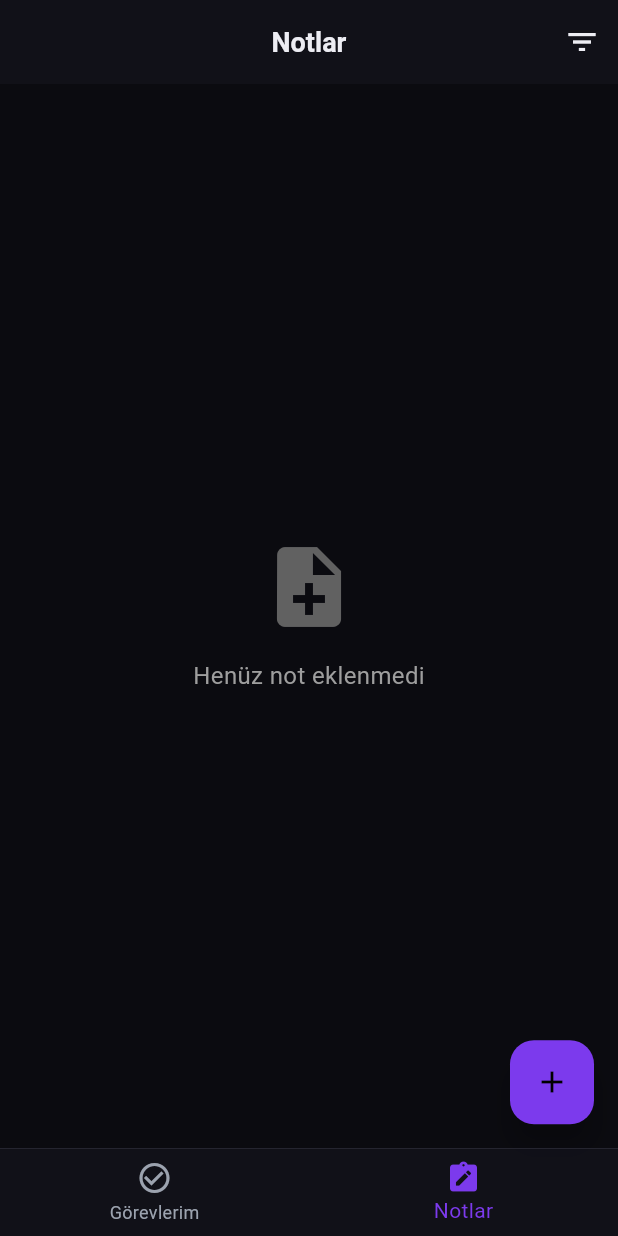
After one commit to Sercan-MERTYUZ/Bluee-APP, a Flutter app: the screen it shows after launch, item 2 of the bottom bar chosen, on a phone screen of 412 x 824 dp. The commit adds this screen. Run offline on Flutter 3.47's test engine with Material 3 defaults, Android fonts, the phone set to English and light mode, and no system bars; our stand-ins replace easy_localization, flutter_local_notifications, flutter_riverpod, hive, hive_flutter, timezone; accounts and stored records are empty.

Commit message:
feat: Add Notes feature with filtering and persistence

```diff
--- a/assets/translations/tr.json
+++ b/assets/translations/tr.json
@@ -29,5 +29,17 @@
   "completed": "Tamamlandı",
   "scheduled": "Planlandı",
   "no_note_added": "Not eklenmedi",
-  "mark_done": "Tamamlandı Olarak İşaretle"
+  "mark_done": "Tamamlandı Olarak İşaretle",
+  "notes": "Notlar",
+  "no_notes": "Henüz not eklenmedi",
+  "add_note": "Not Ekle",
+  "note_content": "Not içeriği...",
+  "person_topic": "Kişi / Konu (Örn: Ahmet Bey)",
+  "filter_notes": "Notları Filtrele",
+  "filter_by_person": "Kişiye/Konuya göre ara",
+  "filter_by_date": "Tarihe göre filtrele",
+  "apply": "Uygula",
+  "select_person": "Kişi Seç",
+  "no_persons_yet": "Henüz kişi eklenmedi",
+  "filter_by_date_range": "Tarih aralığı seçin"
 }
--- a/lib/app.dart
+++ b/lib/app.dart
@@ -1,7 +1,7 @@
 import 'package:flutter/material.dart';
 import 'package:easy_localization/easy_localization.dart';
 
-import 'features/tasks/presentation/pages/task_list_page.dart';
+import 'features/home/presentation/pages/home_page.dart';
 
 class RemindersApp extends StatelessWidget {
   const RemindersApp({super.key});
@@ -95,7 +95,7 @@ class RemindersApp extends StatelessWidget {
       localizationsDelegates: context.localizationDelegates,
       supportedLocales: context.supportedLocales,
       locale: context.locale,
-      home: const TaskListPage(),
+      home: const HomePage(),
     );
   }
 }
--- /dev/null
+++ b/lib/features/home/presentation/pages/home_page.dart
@@ -0,0 +1,63 @@
+import 'package:easy_localization/easy_localization.dart';
+import 'package:flutter/material.dart';
+import 'package:reminder/features/notes/presentation/pages/notes_page.dart';
+import 'package:reminder/features/tasks/presentation/pages/task_list_page.dart';
+
+class HomePage extends StatefulWidget {
+  const HomePage({super.key});
+
+  @override
+  State<HomePage> createState() => _HomePageState();
+}
+
+class _HomePageState extends State<HomePage> {
+  int _currentIndex = 0;
+
+  final List<Widget> _pages = [
+    const TaskListPage(),
+    const NotesPage(),
+  ];
+
+  @override
+  Widget build(BuildContext context) {
+    return Scaffold(
+      body: IndexedStack(
+        index: _currentIndex,
+        children: _pages,
+      ),
+      bottomNavigationBar: Container(
+        decoration: BoxDecoration(
+          color: const Color(0xFF12121A).withValues(alpha: 0.8),
+          border: const Border(
+            top: BorderSide(color: Color(0xFF2D2D3A), width: 0.5),
+          ),
+        ),
+        child: BottomNavigationBar(
+          currentIndex: _currentIndex,
+          onTap: (index) {
+            setState(() {
+              _currentIndex = index;
+            });
+          },
+          backgroundColor: Colors.transparent,
+          selectedItemColor: const Color(0xFF7C3AED),
+          unselectedItemColor: const Color(0xFF9CA3AF),
+          elevation: 0,
+          type: BottomNavigationBarType.fixed,
+          items: [
+            BottomNavigationBarItem(
+              icon: const Icon(Icons.check_circle_outline),
+              activeIcon: const Icon(Icons.check_circle),
+              label: 'tasks'.tr(),
+            ),
+            BottomNavigationBarItem(
+              icon: const Icon(Icons.note_alt_outlined),
+              activeIcon: const Icon(Icons.note_alt),
+              label: 'notes'.tr(),
+            ),
+          ],
+        ),
+      ),
+    );
+  }
+}
--- /dev/null
+++ b/lib/features/notes/data/note_model.dart
@@ -0,0 +1,39 @@
+import 'package:hive/hive.dart';
+
+part 'note_model.g.dart';
+
+@HiveType(typeId: 2)
+class Note extends HiveObject {
+  @HiveField(0)
+  String id;
+
+  @HiveField(1)
+  String content;
+
+  @HiveField(2)
+  String person;
+
+  @HiveField(3)
+  DateTime createdAt;
+
+  Note({
+    required this.id,
+    required this.content,
+    required this.person,
+    required this.createdAt,
+  });
+
+  Note copyWith({
+    String? id,
+    String? content,
+    String? person,
+    DateTime? createdAt,
+  }) {
+    return Note(
+      id: id ?? this.id,
+      content: content ?? this.content,
+      person: person ?? this.person,
+      createdAt: createdAt ?? this.createdAt,
+    );
+  }
+}
--- a/lib/main.dart
+++ b/lib/main.dart
@@ -6,6 +6,7 @@ import 'package:timezone/data/latest.dart' as tz;
 
 import 'app.dart';
 import 'core/notifications/notification_service.dart';
+import 'features/notes/data/note_model.dart';
 import 'features/tasks/data/task_model.dart';
 
 void main() async {
@@ -17,7 +18,9 @@ void main() async {
   // Initialize Hive
   await Hive.initFlutter();
   Hive.registerAdapter(TaskAdapter());
+  Hive.registerAdapter(NoteAdapter());
   await Hive.openBox<Task>('tasks');
+  await Hive.openBox<Note>('notes');
 
   // Initialize timezone
   tz.initializeTimeZones();
```
Also changed, not shown: lib/features/notes/presentation/pages/notes_page.dart (added, +449 -0 lines), lib/features/notes/data/note_model.g.dart (added).
